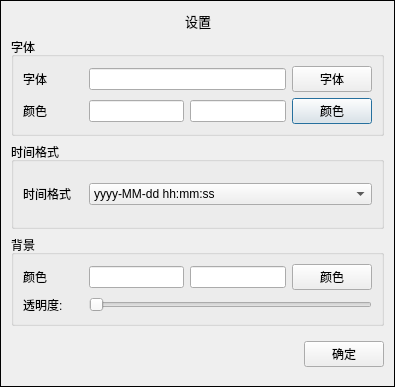
The window that DeskTime/SetDlg.ui (CNoch/DeskTopClock) describes before a commit, drawn with Qt 5.
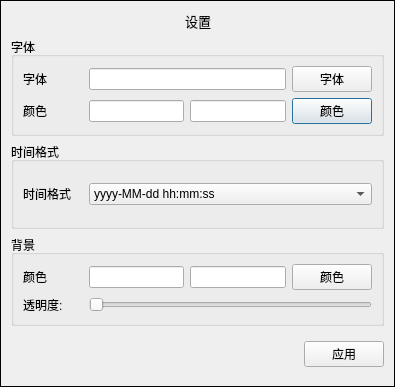
The same window after the commit.

Patch:
```diff
--- a/DeskTime/SetDlg.ui
+++ b/DeskTime/SetDlg.ui
@@ -333,7 +333,7 @@
         <string notr="true"/>
        </property>
        <property name="text">
-        <string>确定</string>
+        <string>应用</string>
        </property>
       </widget>
      </item>
```
